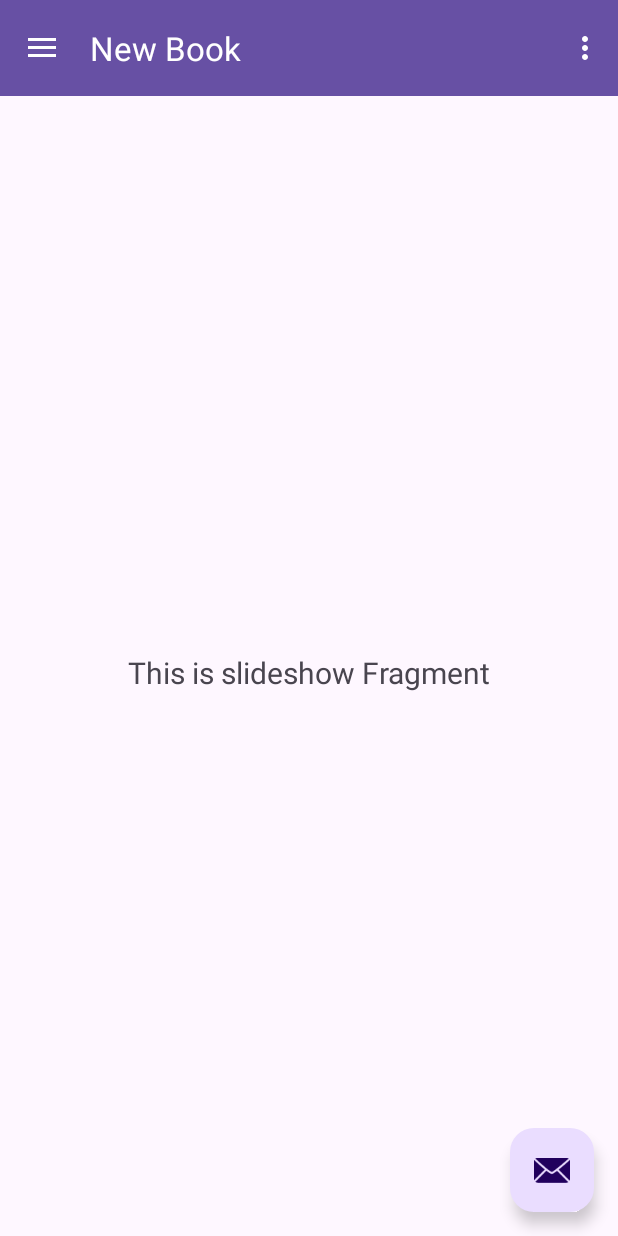
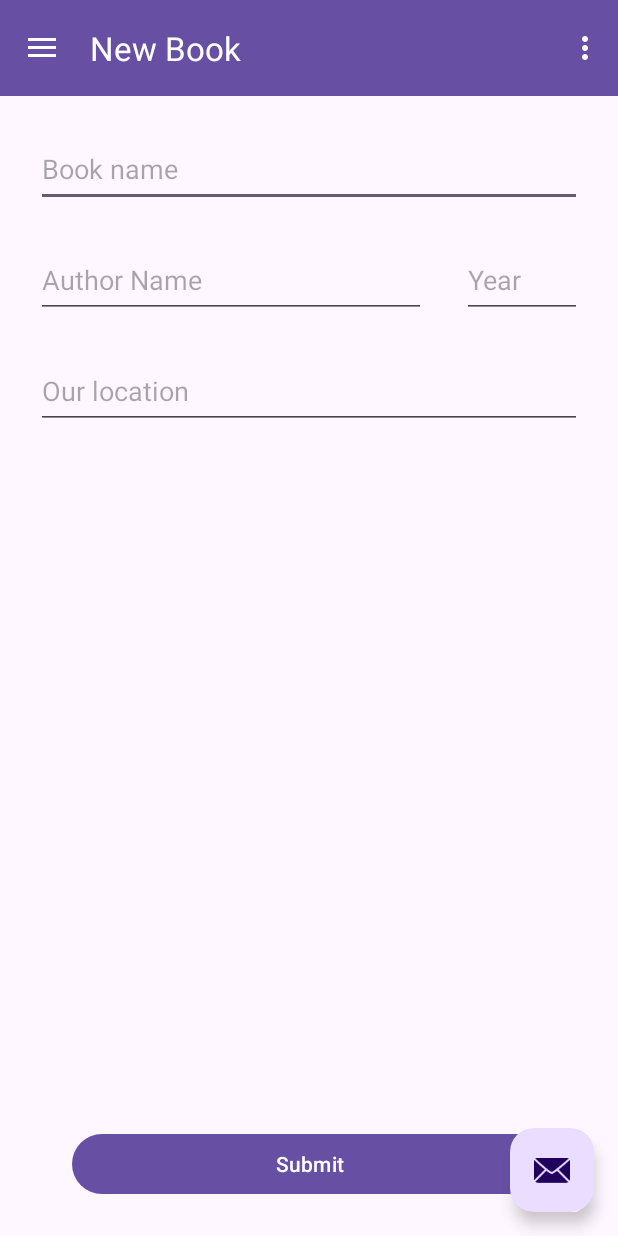
Before and after one commit to IThror10/bookTinder, an Android app: the screen it shows after launch (MainActivity), in the side drawer, after a tap on "New Book", on a phone screen of 412 x 824 dp. Run offline under Robolectric (Android 15) with nearby library versions, the phone set to English and light mode, and no system bars; our stand-ins replace navigation-ui.

Commit message:
New Book wip

```diff
--- /dev/null
+++ b/Binder/app/src/main/java/com/example/binder/ui/newbook/NewBookFragment.kt
@@ -0,0 +1,33 @@
+package com.example.binder.ui.newbook
+
+import android.os.Bundle
+import android.view.LayoutInflater
+import android.view.View
+import android.view.ViewGroup
+import androidx.fragment.app.Fragment
+import com.example.binder.databinding.FragmentNewBookBinding
+
+class NewBookFragment : Fragment() {
+
+    private var _binding: FragmentNewBookBinding? = null
+
+    // This property is only valid between onCreateView and
+    // onDestroyView.
+    private val binding get() = _binding!!
+
+    override fun onCreateView(
+        inflater: LayoutInflater,
+        container: ViewGroup?,
+        savedInstanceState: Bundle?
+    ): View {
+        _binding = FragmentNewBookBinding.inflate(inflater, container, false)
+        val root: View = binding.root
+
+        return root
+    }
+
+    override fun onDestroyView() {
+        super.onDestroyView()
+        _binding = null
+    }
+}
--- a/Binder/app/src/main/java/com/example/binder/ui/slideshow/SlideshowFragment.kt
+++ /dev/null
@@ -1,42 +0,0 @@
-package com.example.binder.ui.slideshow
-
-import android.os.Bundle
-import android.view.LayoutInflater
-import android.view.View
-import android.view.ViewGroup
-import android.widget.TextView
-import androidx.fragment.app.Fragment
-import androidx.lifecycle.ViewModelProvider
-import com.example.binder.databinding.FragmentSlideshowBinding
-
-class SlideshowFragment : Fragment() {
-
-    private var _binding: FragmentSlideshowBinding? = null
-
-    // This property is only valid between onCreateView and
-    // onDestroyView.
-    private val binding get() = _binding!!
-
-    override fun onCreateView(
-        inflater: LayoutInflater,
-        container: ViewGroup?,
-        savedInstanceState: Bundle?
-    ): View {
-        val slideshowViewModel =
-            ViewModelProvider(this).get(SlideshowViewModel::class.java)
-
-        _binding = FragmentSlideshowBinding.inflate(inflater, container, false)
-        val root: View = binding.root
-
-        val textView: TextView = binding.textSlideshow
-        slideshowViewModel.text.observe(viewLifecycleOwner) {
-            textView.text = it
-        }
-        return root
-    }
-
-    override fun onDestroyView() {
-        super.onDestroyView()
-        _binding = null
-    }
-}
--- a/Binder/app/src/main/java/com/example/binder/ui/slideshow/SlideshowViewModel.kt
+++ /dev/null
@@ -1,13 +0,0 @@
-package com.example.binder.ui.slideshow
-
-import androidx.lifecycle.LiveData
-import androidx.lifecycle.MutableLiveData
-import androidx.lifecycle.ViewModel
-
-class SlideshowViewModel : ViewModel() {
-
-    private val _text = MutableLiveData<String>().apply {
-        value = "This is slideshow Fragment"
-    }
-    val text: LiveData<String> = _text
-}
--- /dev/null
+++ b/Binder/app/src/main/res/layout/fragment_new_book.xml
@@ -0,0 +1,62 @@
+<?xml version="1.0" encoding="utf-8"?>
+<androidx.constraintlayout.widget.ConstraintLayout xmlns:android="http://schemas.android.com/apk/res/android"
+    xmlns:app="http://schemas.android.com/apk/res-auto"
+    xmlns:tools="http://schemas.android.com/tools"
+    android:layout_width="match_parent"
+    android:layout_height="match_parent"
+    tools:context=".ui.newbook.NewBookFragment">
+
+    <EditText
+        android:id="@+id/new_book_name"
+        android:layout_width="0dp"
+        android:layout_height="50dp"
+        android:hint="@string/book_name"
+        android:layout_margin="24dp"
+        app:layout_constraintEnd_toEndOf="parent"
+        app:layout_constraintStart_toStartOf="parent"
+        app:layout_constraintTop_toTopOf="parent" />
+
+    <EditText
+        android:id="@+id/new_book_author_name"
+        android:layout_width="0dp"
+        android:layout_height="50dp"
+        android:layout_margin="24dp"
+        android:inputType="text"
+        android:hint="@string/author_name"
+        app:layout_constraintEnd_toStartOf="@+id/new_book_year"
+        app:layout_constraintStart_toStartOf="parent"
+        app:layout_constraintTop_toBottomOf="@+id/new_book_name" />
+
+    <EditText
+        android:id="@+id/new_book_year"
+        android:layout_width="80dp"
+        android:layout_height="50dp"
+        android:layout_margin="24dp"
+        android:inputType="number"
+        android:hint="@string/year"
+        app:layout_constraintEnd_toEndOf="parent"
+        app:layout_constraintTop_toBottomOf="@+id/new_book_name" />
+
+    <EditText
+        android:id="@+id/new_book_location"
+        android:layout_width="0dp"
+        android:layout_height="50dp"
+        android:layout_margin="24dp"
+        android:hint="@string/our_location"
+        app:layout_constraintEnd_toEndOf="parent"
+        app:layout_constraintStart_toStartOf="parent"
+        app:layout_constraintTop_toBottomOf="@+id/new_book_author_name" />
+
+    <Button
+        android:id="@+id/new_book_submit"
+        android:layout_width="0dp"
+        android:layout_height="wrap_content"
+        android:text="@string/submit"
+        android:layout_marginBottom="24dp"
+        android:layout_marginEnd="48dp"
+        android:layout_marginStart="48dp"
+        app:layout_constraintBottom_toBottomOf="parent"
+        app:layout_constraintEnd_toEndOf="parent"
+        app:layout_constraintStart_toStartOf="parent" />
+
+</androidx.constraintlayout.widget.ConstraintLayout>
--- a/Binder/app/src/main/res/layout/fragment_profile.xml
+++ b/Binder/app/src/main/res/layout/fragment_profile.xml
@@ -19,7 +19,7 @@
         android:id="@+id/profile_name"
         style="@style/SimpleText"
         android:layout_width="0dp"
-        android:layout_height="wrap_content"
+        android:layout_height="50dp"
         android:layout_marginStart="24dp"
         android:layout_marginEnd="24dp"
         android:hint="@string/user_name"
@@ -33,7 +33,7 @@
         android:id="@+id/profile_personal_info"
         style="@style/SimpleText"
         android:layout_width="0dp"
-        android:layout_height="wrap_content"
+        android:layout_height="100dp"
         android:layout_marginTop="24dp"
         android:gravity="start|top"
         android:hint="@string/personal_info"
--- a/Binder/app/src/main/res/layout/fragment_slideshow.xml
+++ /dev/null
@@ -1,22 +0,0 @@
-<?xml version="1.0" encoding="utf-8"?>
-<androidx.constraintlayout.widget.ConstraintLayout xmlns:android="http://schemas.android.com/apk/res/android"
-    xmlns:app="http://schemas.android.com/apk/res-auto"
-    xmlns:tools="http://schemas.android.com/tools"
-    android:layout_width="match_parent"
-    android:layout_height="match_parent"
-    tools:context=".ui.slideshow.SlideshowFragment">
-
-    <TextView
-        android:id="@+id/text_slideshow"
-        android:layout_width="match_parent"
-        android:layout_height="wrap_content"
-        android:layout_marginStart="8dp"
-        android:layout_marginTop="8dp"
-        android:layout_marginEnd="8dp"
-        android:textAlignment="center"
-        android:textSize="20sp"
-        app:layout_constraintBottom_toBottomOf="parent"
-        app:layout_constraintEnd_toEndOf="parent"
-        app:layout_constraintStart_toStartOf="parent"
-        app:layout_constraintTop_toTopOf="parent" />
-</androidx.constraintlayout.widget.ConstraintLayout>
--- a/Binder/app/src/main/res/navigation/mobile_navigation.xml
+++ b/Binder/app/src/main/res/navigation/mobile_navigation.xml
@@ -19,7 +19,7 @@
 
     <fragment
         android:id="@+id/nav_new_book"
-        android:name="com.example.binder.ui.slideshow.SlideshowFragment"
+        android:name="com.example.binder.ui.newbook.NewBookFragment"
         android:label="@string/menu_new_book"
-        tools:layout="@layout/fragment_slideshow" />
+        tools:layout="@layout/fragment_new_book" />
 </navigation>
--- a/Binder/app/src/main/res/values/strings.xml
+++ b/Binder/app/src/main/res/values/strings.xml
@@ -16,4 +16,10 @@
     <string name="menu_new_book">New Book</string>
     <string name="partner_book_name">Partner book name</string>
     <string name="ok">OK</string>
+    <string name="book_name">Book name</string>
+    <string name="name">Name</string>
+    <string name="year">Year</string>
+    <string name="submit">Submit</string>
+    <string name="author_name">Author Name</string>
+    <string name="our_location">Our location</string>
 </resources>
```
